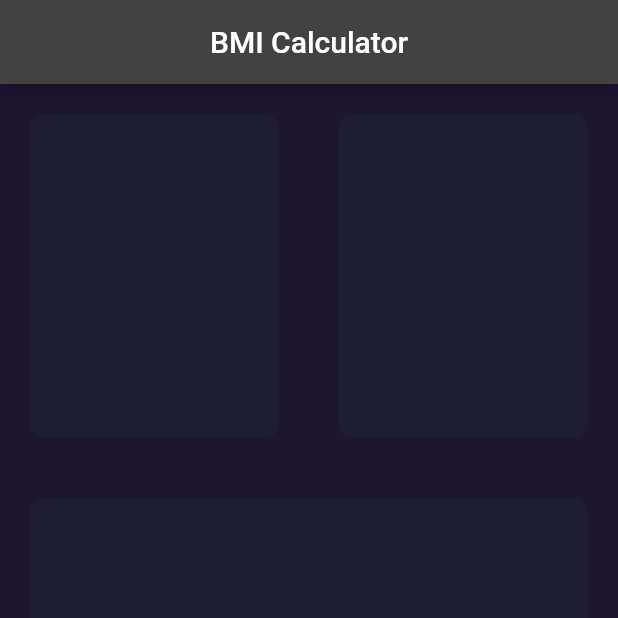
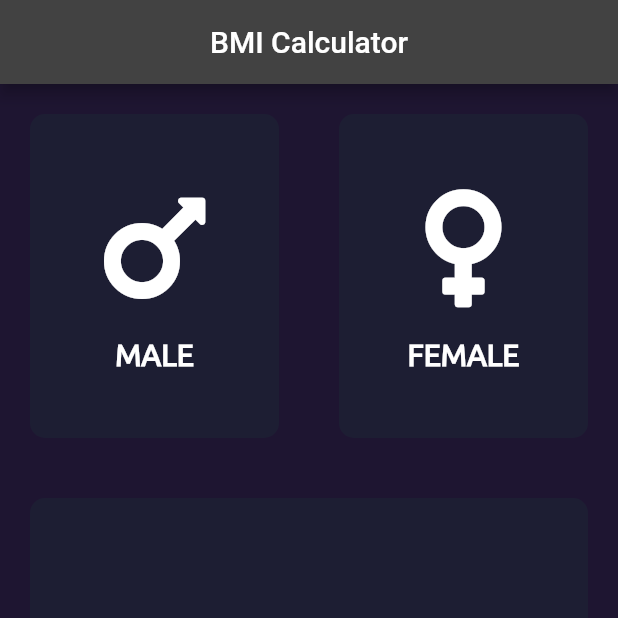
Before and after one commit to YaminArafat/Flutter-Learning-2, a Flutter app: the screen it shows after launch, on a phone screen of 412 x 824 dp, the top half of it. Run offline on Flutter 3.47's test engine with Material 2 defaults, Android fonts, the phone set to English and light mode, and no system bars; our stand-ins replace audioplayers, font_awesome_flutter, rflutter_alert, sliding_up_panel.

Commit message:
cus-widg

```diff
--- a/lib/bmiCalculatorMain.dart
+++ b/lib/bmiCalculatorMain.dart
@@ -1,5 +1,11 @@
 import 'package:flutter/cupertino.dart';
 import 'package:flutter/material.dart';
+import 'package:font_awesome_flutter/font_awesome_flutter.dart';
+
+import 'gendercontent.dart';
+import 'reusablecard.dart';
+
+const Color color = Color(0xFF1D1E33);
 
 class BMIcalc extends StatefulWidget {
   @override
@@ -27,33 +33,43 @@ class _BMIcalcState extends State<BMIcalc> {
               children: [
                 Expanded(
                   child: ReusableCard(
-                    color: Color(0xFF1D1E33),
+                    color: color,
+                    cardChild: Center(
+                      child: GenderContent(
+                        fontAwesomeIcons: FontAwesomeIcons.mars,
+                        label: 'MALE',
+                      ),
+                    ),
                   ),
                 ),
                 Expanded(
-                  child: ReusableCard(),
+                  child: ReusableCard(
+                    color: color,
+                    cardChild: GenderContent(
+                      fontAwesomeIcons: FontAwesomeIcons.venus,
+                      label: "FEMALE",
+                    ),
+                  ),
                 ),
               ],
             ),
           ),
           Expanded(
-            child: Container(
-              margin: EdgeInsets.all(20),
-              /*height: height / 3 - 20,*/
-              decoration: BoxDecoration(
-                borderRadius: BorderRadius.circular(10.0),
-                color: Color(0xFF1D1E33),
-              ),
-            ),
-          ),
+              child: ReusableCard(
+            color: color,
+          )),
           Expanded(
             child: Row(
               children: [
                 Expanded(
-                  child: ReusableCard(),
+                  child: ReusableCard(
+                    color: color,
+                  ),
                 ),
                 Expanded(
-                  child: ReusableCard(),
+                  child: ReusableCard(
+                    color: color,
+                  ),
                 ),
               ],
             ),
@@ -72,26 +88,3 @@ class _BMIcalcState extends State<BMIcalc> {
     );
   }
 }
-
-class ReusableCard extends StatelessWidget {
-  /*const ReusableCard({
-    Key? key,
-  }) : super(key: key);*/
-
-  Color? color;
-
-  ReusableCard({this.color});
-
-  @override
-  Widget build(BuildContext context) {
-    return Container(
-      margin: EdgeInsets.all(20.0),
-      decoration: BoxDecoration(
-        borderRadius: BorderRadius.circular(10.0),
-        color: Color(0xFF1D1E33),
-      ),
-      /*height: height / 3 - 40,
-      width: .5 * width - 30,*/
-    );
-  }
-}
--- /dev/null
+++ b/lib/gendercontent.dart
@@ -0,0 +1,32 @@
+import 'package:flutter/material.dart';
+
+class GenderContent extends StatelessWidget {
+  final IconData fontAwesomeIcons;
+  final String label;
+
+  GenderContent({required this.fontAwesomeIcons, required this.label});
+
+  @override
+  Widget build(BuildContext context) {
+    return Column(
+      mainAxisAlignment: MainAxisAlignment.center,
+      children: [
+        Icon(
+          fontAwesomeIcons,
+          size: 90,
+        ),
+        SizedBox(
+          height: 15,
+        ),
+        Text(
+          label,
+          style: TextStyle(
+            fontFamily: 'Ubuntu',
+            fontWeight: FontWeight.bold,
+            fontSize: 20,
+          ),
+        )
+      ],
+    );
+  }
+}
--- /dev/null
+++ b/lib/reusablecard.dart
@@ -0,0 +1,26 @@
+import 'package:flutter/material.dart';
+
+class ReusableCard extends StatelessWidget {
+  /*const ReusableCard({
+    Key? key,
+  }) : super(key: key);*/
+
+  final Color color;
+  final Widget? cardChild;
+
+  ReusableCard({required this.color, this.cardChild});
+
+  @override
+  Widget build(BuildContext context) {
+    return Container(
+      child: cardChild,
+      margin: EdgeInsets.all(20.0),
+      decoration: BoxDecoration(
+        borderRadius: BorderRadius.circular(10.0),
+        color: color,
+      ),
+      /*height: height / 3 - 40,
+      width: .5 * width - 30,*/
+    );
+  }
+}
--- a/pubspec.yaml
+++ b/pubspec.yaml
@@ -27,6 +27,7 @@ dependencies:
   floatingpanel: ^1.1.3
   sliding_up_panel: ^2.0.0+1
   rflutter_alert: ^2.0.4
+  font_awesome_flutter: ^9.2.0
 
 
   # The following adds the Cupertino Icons font to your application.
```
Also changed, not shown: pubspec.lock.
